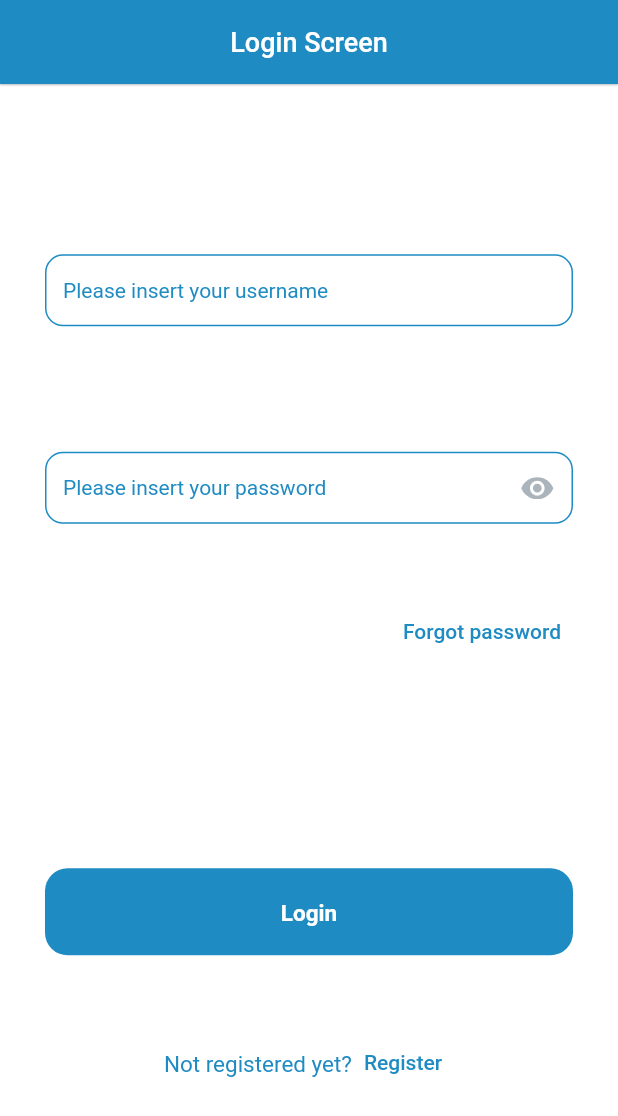
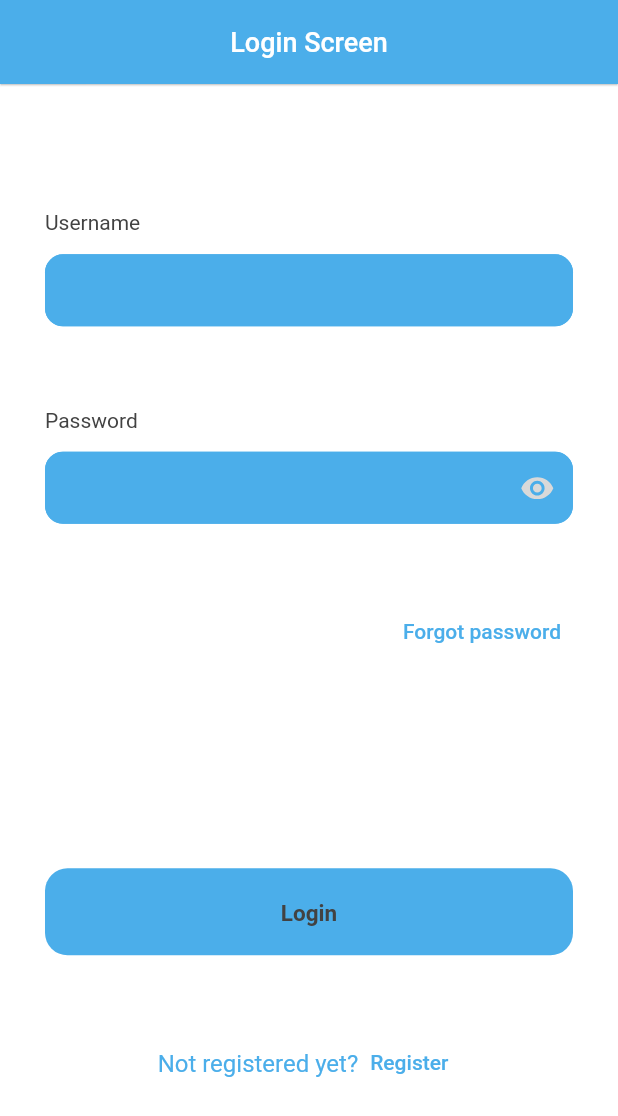
Before and after one commit to bayuleo/bookingDive, a Flutter app: the screen it shows after launch, on a phone screen of 412 x 824 dp. Shown: the top 1116 px of the screen. Run offline on Flutter 3.47's test engine with Material 2 defaults, Android fonts, the phone set to English and light mode, and no system bars; our stand-ins replace dio, flutter_svg, get, get_storage, logger, pretty_dio_logger and 1 more.

Commit message:
define colors theme

```diff
--- a/lib/app/core/utils/snackbar.dart
+++ b/lib/app/core/utils/snackbar.dart
@@ -49,8 +49,8 @@ class SnackbarHelper {
         color: Colors.red,
         key: key,
       ),
-      colorText: AppTheme.of(ctx).textBlack,
-      backgroundColor: AppTheme.of(ctx).background,
+      colorText: AppTheme.of(ctx).black50,
+      backgroundColor: AppTheme.of(ctx).white,
       boxShadows: [
         BoxShadow(
           color: Colors.grey.withOpacity(0.2),
@@ -82,8 +82,8 @@ class SnackbarHelper {
         color: Colors.amber,
         key: key,
       ),
-      colorText: AppTheme.of(ctx).textBlack,
-      backgroundColor: AppTheme.of(ctx).background,
+      colorText: AppTheme.of(ctx).black50,
+      backgroundColor: AppTheme.of(ctx).white,
       boxShadows: [
         BoxShadow(
           color: Colors.grey.withOpacity(0.2),
@@ -115,8 +115,8 @@ class SnackbarHelper {
         color: Colors.green,
         key: key,
       ),
-      colorText: AppTheme.of(ctx).textBlack,
-      backgroundColor: AppTheme.of(ctx).background,
+      colorText: AppTheme.of(ctx).black50,
+      backgroundColor: AppTheme.of(ctx).white,
       boxShadows: [
         BoxShadow(
           color: Colors.grey.withOpacity(0.2),
@@ -155,8 +155,8 @@ class SnackbarHelper {
             color: Colors.green,
             key: key,
           ),
-      colorText: colorText ?? AppTheme.of(ctx).textBlack,
-      backgroundColor: backgroundColor ?? AppTheme.of(ctx).background,
+      colorText: colorText ?? AppTheme.of(ctx).black50,
+      backgroundColor: backgroundColor ?? AppTheme.of(ctx).white,
       boxShadows: boxShadows ??
           [
             BoxShadow(
--- a/lib/app/core/values/app_default_theme.dart
+++ b/lib/app/core/values/app_default_theme.dart
@@ -6,9 +6,9 @@ class AppDefaultTheme {
   static ThemeData theme(AppThemeData appThemeData) => ThemeData(
         textTheme: TextTheme(
           bodyText2: TextStyle(
-            color: appThemeData.textBlack,
+            color: appThemeData.black50,
             fontWeight: FontWeight.w400,
-            fontSize: 15,
+            fontSize: 16,
             height: 1.45,
           ),
         ),
--- a/lib/app/core/values/app_theme_data.dart
+++ b/lib/app/core/values/app_theme_data.dart
@@ -1,36 +1,102 @@
 import 'package:flutter/material.dart';
 
 class AppThemeData {
-  final Color branding;
-  final Color textBlack;
-  final Color background;
-  final Color lightGrey;
-  final Color grey;
+  final Color yellow10;
+  final Color yellow30;
+  final Color yellow50;
+  final Color yellow70;
+  final Color yellow90;
+  final Color black10;
+  final Color black30;
+  final Color black50;
+  final Color black70;
+  final Color black90;
+  final Color main10;
+  final Color main30;
+  final Color main50;
+  final Color main70;
+  final Color main90;
+  final Color error10;
+  final Color error30;
+  final Color error50;
+  final Color error70;
+  final Color error90;
+  final Color success10;
+  final Color success30;
+  final Color success50;
+  final Color success70;
+  final Color success90;
+  final Color white;
+  final Color disable;
 
   const AppThemeData(
-      {required this.branding,
-      required this.textBlack,
-      required this.lightGrey,
-      required this.background,
-      required this.grey});
+      {required this.yellow10,
+      required this.yellow30,
+      required this.yellow50,
+      required this.yellow70,
+      required this.yellow90,
+      required this.black10,
+      required this.black30,
+      required this.black50,
+      required this.black70,
+      required this.black90,
+      required this.main10,
+      required this.main30,
+      required this.main50,
+      required this.main70,
+      required this.main90,
+      required this.error10,
+      required this.error30,
+      required this.error50,
+      required this.error70,
+      required this.error90,
+      required this.success10,
+      required this.success30,
+      required this.success50,
+      required this.success70,
+      required this.success90,
+      required this.white,
+      required this.disable});
 
   static AppThemeData get light {
     return const AppThemeData(
-      branding: Color(0xFF1e8bc3),
-      textBlack: Color(0x00000000),
-      background: Color(0xFFFFFFFF),
-      lightGrey: Color(0xFFa6a6a6),
-      grey: Color(0xFFABB3BB),
+      yellow10: Color(0xFFFEFAD0),
+      yellow30: Color(0xFFFCF389),
+      yellow50: Color(0xFFFAEC3A),
+      yellow70: Color(0xFFF9E813),
+      yellow90: Color(0xFFF7C144),
+      black10: Color(0xFFD9D9D9),
+      black30: Color(0xFF818181),
+      black50: Color(0xFF424242),
+      black70: Color(0xFF2C2C2C),
+      black90: Color(0xFF0D0D0D),
+      main10: Color(0xFFDBEFFB),
+      main30: Color(0xFFA5D6F4),
+      main50: Color(0xFF4BAEEA),
+      main70: Color(0xFF228AC9),
+      main90: Color(0xFF32749C),
+      error10: Color(0xFFEED2D2),
+      error30: Color(0xFFD58F8F),
+      error50: Color(0xFFAC2020),
+      error70: Color(0xFF8F1B1B),
+      error90: Color(0xFF731515),
+      success10: Color(0xFFDBF5DC),
+      success30: Color(0xFFA4E7A6),
+      success50: Color(0xFF49CF4E),
+      success70: Color(0xFF318A34),
+      success90: Color(0xFF18451A),
+      white: Color(0xFFFFFFFF),
+      disable: Color(0xFFF3F3F3),
     );
   }
 
-  static AppThemeData get dark {
-    return const AppThemeData(
-      branding: Color(0xFF1e8bc3),
-      textBlack: Color(0x00000000),
-      background: Color(0xFFFFFFFF),
-      lightGrey: Color(0xFFa6a6a6),
-      grey: Color(0xFFABB3BB),
-    );
-  }
+  // static AppThemeData get dark {
+  //   return const AppThemeData(
+  //     branding: Color(0xFF1e8bc3),
+  //     textBlack: Color(0x00000000),
+  //     background: Color(0xFFFFFFFF),
+  //     lightGrey: Color(0xFFa6a6a6),
+  //     grey: Color(0xFFABB3BB),
+  //   );
+  // }
 }
--- a/lib/app/core/widgets/app_bar_widget.dart
+++ b/lib/app/core/widgets/app_bar_widget.dart
@@ -39,7 +39,7 @@ class AppBarWidget extends StatelessWidget with PreferredSizeWidget {
   @override
   Widget build(BuildContext context) {
     return AppBar(
-      backgroundColor: bgColor ?? AppTheme.of(context).branding,
+      backgroundColor: bgColor ?? AppTheme.of(context).main50,
       elevation: elevation,
       automaticallyImplyLeading: false,
       centerTitle: isCenterTitle,
--- a/lib/app/core/widgets/button/button_widget.dart
+++ b/lib/app/core/widgets/button/button_widget.dart
@@ -50,20 +50,20 @@ class ButtonWidget extends StatelessWidget {
                     ? null
                     : Border.all(
                         width: 1,
-                        color: AppTheme.of(context).branding,
+                        color: AppTheme.of(context).main50,
                       ),
               )
           : BoxDecoration(
               borderRadius: BorderRadius.circular(15),
-              color: AppTheme.of(context).lightGrey,
+              color: AppTheme.of(context).main50,
             ),
       child: Material(
         borderRadius: BorderRadius.circular(15),
         color: isFill
             ? (enabled
-                ? AppTheme.of(context).branding
-                : AppTheme.of(context).lightGrey)
-            : AppTheme.of(context).background,
+                ? AppTheme.of(context).main50
+                : AppTheme.of(context).main10)
+            : AppTheme.of(context).white,
         child: InkWell(
           borderRadius: BorderRadius.circular(12),
           highlightColor: Colors.transparent,
@@ -89,11 +89,11 @@ class ButtonWidget extends StatelessWidget {
                         TextStyle(
                           color: isFill
                               ? (enabled
-                                  ? Colors.white
-                                  : AppTheme.of(context).lightGrey)
+                                  ? AppTheme.of(context).black50
+                                  : AppTheme.of(context).black10)
                               : (enabled
-                                  ? AppTheme.of(context).branding
-                                  : AppTheme.of(context).lightGrey),
+                                  ? AppTheme.of(context).black50
+                                  : AppTheme.of(context).black10),
                           fontSize: 15,
                           fontWeight: FontWeight.w700,
                         ),
--- a/lib/app/core/widgets/container/simple_body_widget.dart
+++ b/lib/app/core/widgets/container/simple_body_widget.dart
@@ -15,7 +15,7 @@ class SimpleBodyWidget extends StatelessWidget {
   Widget build(BuildContext context) {
     return Container(
       constraints: const BoxConstraints.expand(),
-      color: AppTheme.of(context).background,
+      color: AppTheme.of(context).white,
       child: Stack(
         children: [
           // Positioned(
--- a/lib/app/core/widgets/loading_overlay_widget.dart
+++ b/lib/app/core/widgets/loading_overlay_widget.dart
@@ -14,7 +14,7 @@ class LoadingOverlayWidget extends StatelessWidget with BaseWidgetMixin {
       height: SizeConfig().screenHeight,
       child: Center(
         child: CircularProgressIndicator(
-          color: theme.branding,
+          color: theme.main50,
         ),
       ),
     );
--- a/lib/app/core/widgets/text/text_field_with_label_widget.dart
+++ b/lib/app/core/widgets/text/text_field_with_label_widget.dart
@@ -68,7 +68,7 @@ class TextFieldWithLabelWidget extends StatelessWidget {
 
   @override
   Widget build(BuildContext context) {
-    final Color defaultBorderColor = AppTheme.of(context).branding;
+    final Color defaultBorderColor = AppTheme.of(context).main50;
     return Container(
       margin: margin,
       child: Column(
@@ -106,7 +106,9 @@ class TextFieldWithLabelWidget extends StatelessWidget {
             textInputAction: textInputAction,
             onFieldSubmitted: (value) => onFieldSubmitted?.call(value),
             style: TextStyle(
-              color: enabled ? AppTheme.of(context).branding : Colors.grey,
+              color: enabled
+                  ? AppTheme.of(context).main50
+                  : AppTheme.of(context).black10,
               fontSize: 14,
             ),
             inputFormatters: inputFormatter,
@@ -116,14 +118,14 @@ class TextFieldWithLabelWidget extends StatelessWidget {
               counterText: '',
               isDense: true,
               filled: true,
-              fillColor: backgroundColor ?? AppTheme.of(context).background,
+              fillColor: backgroundColor ?? AppTheme.of(context).main50,
               contentPadding: contentPadding,
               hintText: hint ?? label,
               suffixIcon: _rightIcon(),
               prefixIcon: leftWidget,
               hintStyle: TextStyle(
                 fontSize: 14,
-                color: hintColor ?? AppTheme.of(context).branding,
+                color: hintColor ?? AppTheme.of(context).main50,
                 overflow: TextOverflow.ellipsis,
               ),
               errorMaxLines: 10,
--- a/lib/app/modules/login/login_screen.dart
+++ b/lib/app/modules/login/login_screen.dart
@@ -16,7 +16,7 @@ class LoginScreen extends BaseView<LoginController> {
   @override
   Widget buildScreen(BuildContext context) {
     return Scaffold(
-      backgroundColor: theme.background,
+      backgroundColor: theme.white,
       appBar: AppBarWidget(
         titleText: "Login Screen",
       ),
@@ -56,11 +56,11 @@ class LoginScreen extends BaseView<LoginController> {
                   obsecure: !controller.isShownPassword,
                   rightIcon: controller.isShownPassword
                       ? Assets.icons.passwordShow.svg(
-                          color: theme.grey,
+                          color: theme.black10,
                           key: const ValueKey('password_visibility_off_icon'),
                         )
                       : Assets.icons.passwordHide.svg(
-                          color: theme.grey,
+                          color: theme.black10,
                           key: const ValueKey('password_visibility_on_icon'),
                         ),
                   rightIconKey: const ValueKey(
@@ -81,7 +81,7 @@ class LoginScreen extends BaseView<LoginController> {
                       onPressed: () {},
                       child: Text(
                         "Forgot password",
-                        style: TextStyle(color: theme.branding),
+                        style: TextStyle(color: theme.main50),
                       ),
                     ),
                   ],
@@ -98,7 +98,7 @@ class LoginScreen extends BaseView<LoginController> {
                   children: [
                     Text(
                       "Not registered yet?",
-                      style: TextStyle(color: theme.branding),
+                      style: TextStyle(color: theme.main50),
                     ),
                     TextButton(
                       key: const ValueKey('signup_button'),
@@ -111,7 +111,7 @@ class LoginScreen extends BaseView<LoginController> {
                       },
                       child: Text(
                         "Register",
-                        style: TextStyle(color: theme.branding),
+                        style: TextStyle(color: theme.main50),
                       ),
                     ),
                   ],
```
